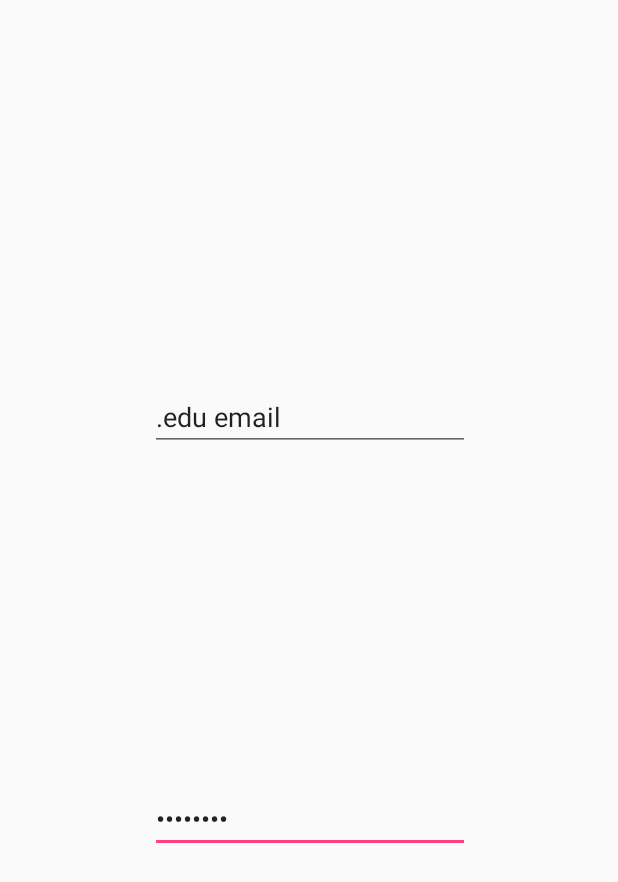
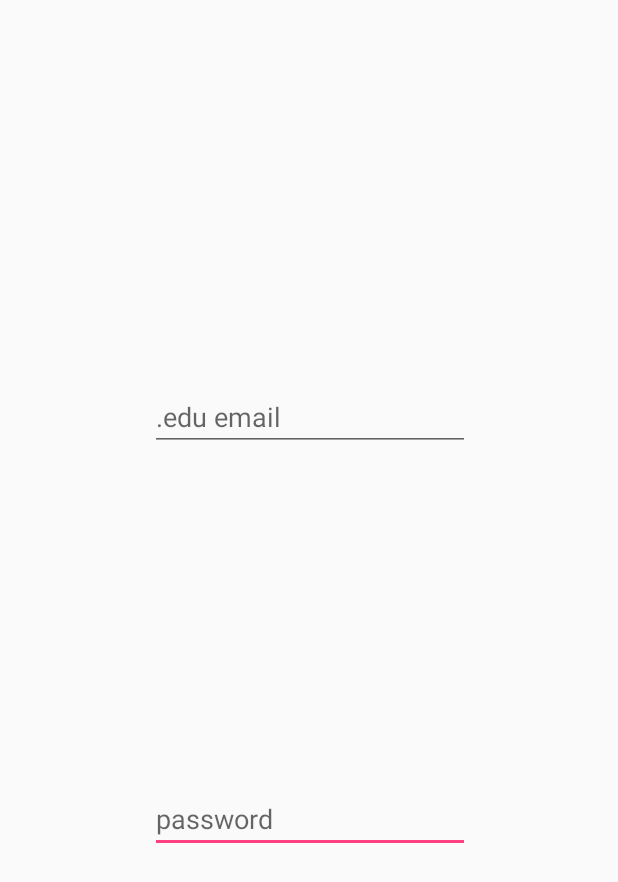
Before and after one commit to Anolan19/ycphack2018, an Android app: the layout login.xml on its own in the app's theme, with its tools: preview values and no code run, on a phone screen of 412 x 824 dp. Shown: the top 882 px of the screen. Run offline under Robolectric (Android 15) with nearby library versions, the phone set to English and light mode, and no system bars.

Commit message:
login.xml change text to hint

```diff
--- a/project/app/src/main/AndroidManifest.xml
+++ b/project/app/src/main/AndroidManifest.xml
@@ -23,6 +23,11 @@
         <activity android:name=".AccountTypeActivity"></activity>
         <activity android:name=".CreatorAccountActivity"></activity>
         <activity android:name=".EditProfileActivity"></activity>
+        <activity android:name=".LoginActivity"></activity>
+        <activity android:name=".NewProjectActivity"></activity>
+        <activity android:name=".MyProjectsActivity"></activity>
+        <activity android:name=".HomeMenuActivity"></activity>
+
     </application>
 
 </manifest>
--- a/project/app/src/main/res/layout/createaccount.xml
+++ b/project/app/src/main/res/layout/createaccount.xml
@@ -74,6 +74,7 @@
         android:layout_marginTop="16dp"
         android:layout_marginEnd="32dp"
         android:layout_marginBottom="32dp"
+        android:onClick="onCreateAccount"
         android:text="Create Account"
         app:layout_constraintBottom_toBottomOf="parent"
         app:layout_constraintEnd_toEndOf="parent"
--- a/project/app/src/main/res/layout/login.xml
+++ b/project/app/src/main/res/layout/login.xml
@@ -13,7 +13,7 @@
         android:layout_marginBottom="32dp"
         android:ems="10"
         android:inputType="textPassword"
-        android:text="password"
+        android:hint="password"
         app:layout_constraintBottom_toBottomOf="parent"
         app:layout_constraintEnd_toEndOf="parent"
         app:layout_constraintHorizontal_bias="0.502"
@@ -27,10 +27,11 @@
         android:layout_marginTop="32dp"
         android:ems="10"
         android:inputType="textEmailAddress"
-        android:text=".edu email "
+        android:hint=".edu email "
         app:layout_constraintBottom_toTopOf="@+id/password"
         app:layout_constraintEnd_toEndOf="parent"
         app:layout_constraintHorizontal_bias="0.502"
         app:layout_constraintStart_toStartOf="parent"
         app:layout_constraintTop_toTopOf="parent" />
+
 </android.support.constraint.ConstraintLayout>
```
Also changed, not shown: project/app/src/main/java/com/example/a/ycphack2018/CreatorAccountActivity.java (+13 -2 lines).
